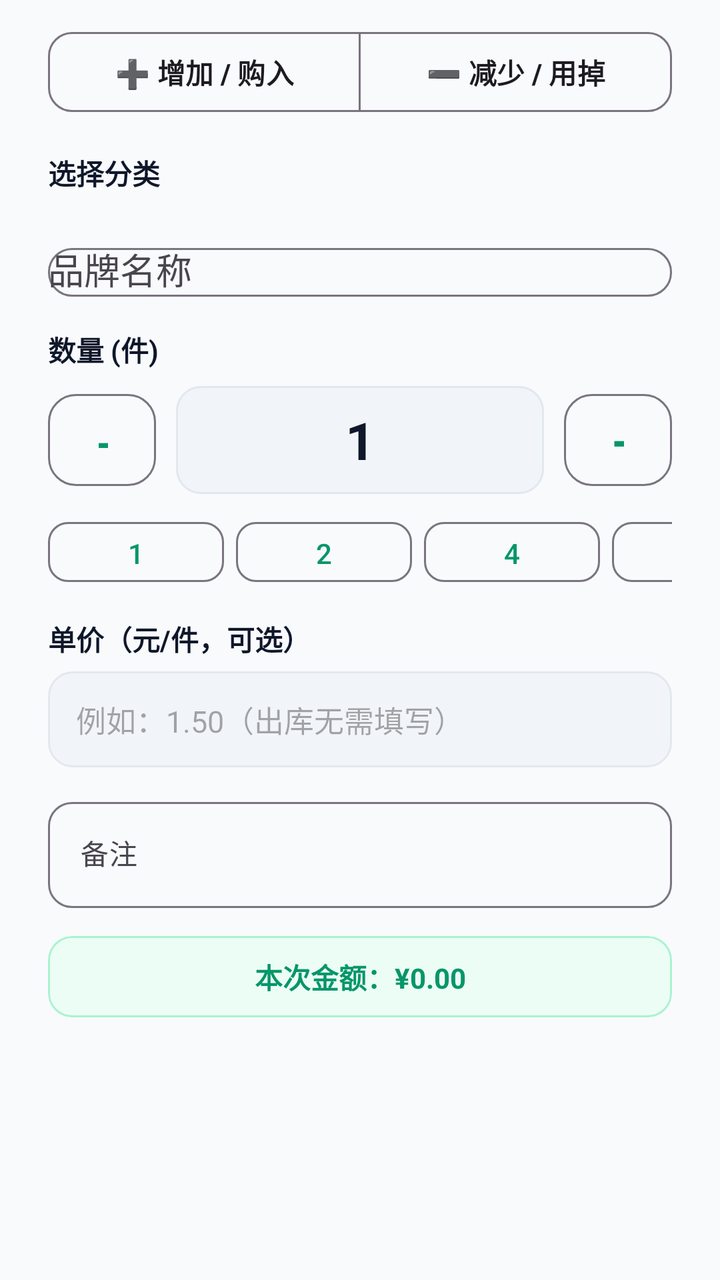
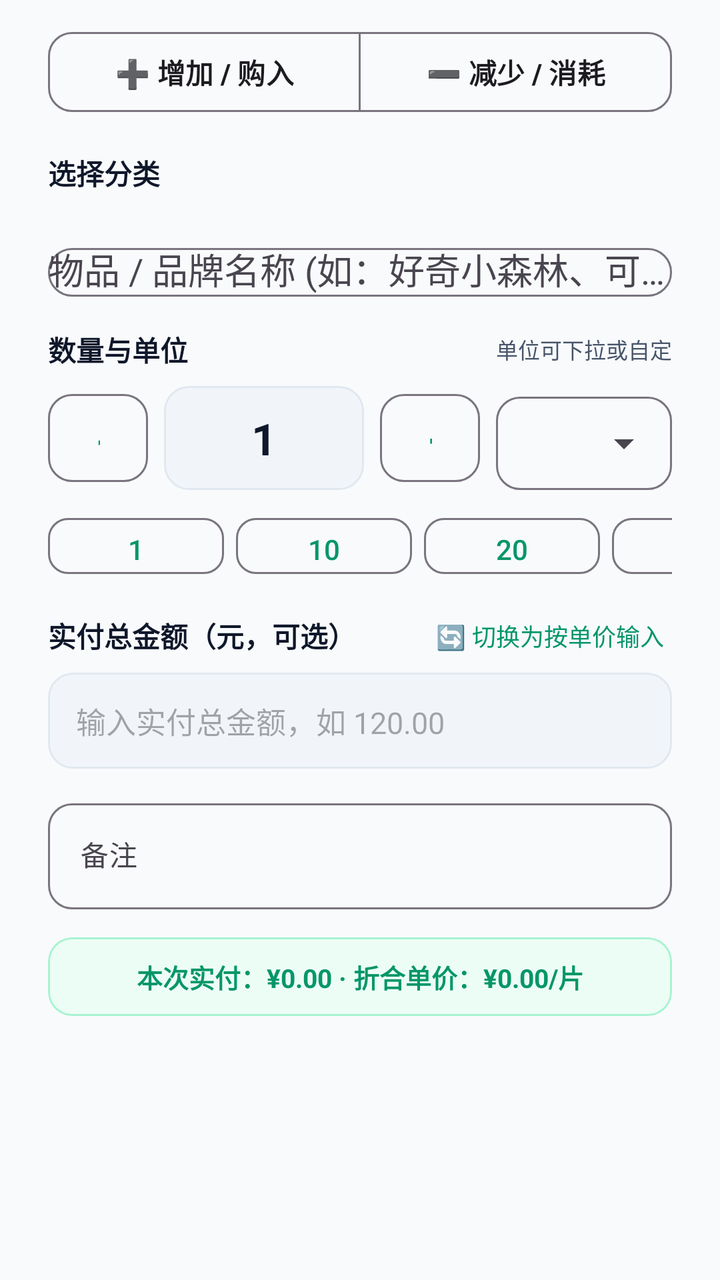

The first picture is an Android layout as it rendered before a commit; the second is the same layout after the commit. The layout source and the unified diff follow.
<!-- AndroidManifest.xml: application theme Theme.DiaperTracker -->
<!-- res/layout/dialog_add_entry.xml -->
<?xml version="1.0" encoding="utf-8"?>
<ScrollView xmlns:android="http://schemas.android.com/apk/res/android"
    xmlns:app="http://schemas.android.com/apk/res-auto"
    android:layout_width="match_parent"
    android:layout_height="wrap_content"
    android:overScrollMode="never">

<LinearLayout
    android:layout_width="match_parent"
    android:layout_height="wrap_content"
    android:orientation="vertical"
    android:paddingStart="24dp"
    android:paddingEnd="24dp"
    android:paddingTop="12dp"
    android:paddingBottom="20dp">

    
    <com.google.android.material.button.MaterialButtonToggleGroup
        android:id="@+id/modeGroup"
        android:layout_width="match_parent"
        android:layout_height="wrap_content"
        app:selectionRequired="true"
        app:singleSelection="true">

        <com.google.android.material.button.MaterialButton
            android:id="@+id/modeBuy"
            style="?attr/materialButtonOutlinedStyle"
            android:layout_width="0dp"
            android:layout_height="wrap_content"
            android:layout_weight="1"
            android:text="➕ 增加 / 购入"
            android:textStyle="bold"
            android:checked="true"
            app:cornerRadius="12dp" />

        <com.google.android.material.button.MaterialButton
            android:id="@+id/modeUse"
            style="?attr/materialButtonOutlinedStyle"
            android:layout_width="0dp"
            android:layout_height="wrap_content"
            android:layout_weight="1"
            android:text="➖ 减少 / 用掉"
            android:textStyle="bold"
            app:cornerRadius="12dp" />
    </com.google.android.material.button.MaterialButtonToggleGroup>

    
    <TextView
        android:layout_width="wrap_content"
        android:layout_height="wrap_content"
        android:layout_marginTop="16dp"
        android:text="选择分类"
        android:textColor="@color/text_primary"
        android:textStyle="bold"
        android:textSize="14sp" />

    <HorizontalScrollView
        android:layout_width="match_parent"
        android:layout_height="wrap_content"
        android:scrollbars="none"
        android:overScrollMode="never"
        android:layout_marginTop="8dp">

        <LinearLayout
            android:id="@+id/dialog_category_chips"
            android:layout_width="wrap_content"
            android:layout_height="wrap_content"
            android:orientation="horizontal"
            android:gravity="center_vertical">
            
        </LinearLayout>
    </HorizontalScrollView>

    
    <com.google.android.material.textfield.TextInputLayout
        android:id="@+id/brandInputLayout"
        style="@style/Widget.Material3.TextInputLayout.OutlinedBox"
        android:layout_width="match_parent"
        android:layout_height="wrap_content"
        android:layout_marginTop="14dp"
        android:hint="@string/brand_label"
        app:boxCornerRadiusTopStart="12dp"
        app:boxCornerRadiusTopEnd="12dp"
        app:boxCornerRadiusBottomStart="12dp"
        app:boxCornerRadiusBottomEnd="12dp">

        <com.google.android.material.textfield.MaterialAutoCompleteTextView
            android:id="@+id/brandInput"
            android:layout_width="match_parent"
            android:layout_height="wrap_content"
            android:inputType="text"
            android:maxLines="1"
            android:completionThreshold="1" />
    </com.google.android.material.textfield.TextInputLayout>

    
    <TextView
        android:layout_width="wrap_content"
        android:layout_height="wrap_content"
        android:layout_marginTop="16dp"
        android:text="数量 (件)"
        android:textColor="@color/text_primary"
        android:textStyle="bold"
        android:textSize="14sp" />

    <LinearLayout
        android:layout_width="match_parent"
        android:layout_height="wrap_content"
        android:layout_marginTop="8dp"
        android:orientation="horizontal"
        android:gravity="center_vertical">

        <com.google.android.material.button.MaterialButton
            android:id="@+id/minusBtn"
            style="?attr/materialButtonOutlinedStyle"
            android:layout_width="54dp"
            android:layout_height="54dp"
            android:text="-"
            android:textSize="26sp"
            app:cornerRadius="14dp" />

        <EditText
            android:id="@+id/qtyInput"
            android:layout_width="0dp"
            android:layout_height="54dp"
            android:layout_weight="1"
            android:layout_marginStart="10dp"
            android:layout_marginEnd="10dp"
            android:background="@drawable/bg_qty"
            android:gravity="center"
            android:inputType="number"
            android:maxLength="6"
            android:text="1"
            android:textColor="@color/text_primary"
            android:textSize="26sp"
            android:textStyle="bold" />

        <com.google.android.material.button.MaterialButton
            android:id="@+id/plusBtn"
            style="?attr/materialButtonOutlinedStyle"
            android:layout_width="54dp"
            android:layout_height="54dp"
            android:text="+"
            android:textSize="26sp"
            app:cornerRadius="14dp" />
    </LinearLayout>

    
    <HorizontalScrollView
        android:layout_width="match_parent"
        android:layout_height="wrap_content"
        android:scrollbars="none"
        android:overScrollMode="never"
        android:layout_marginTop="10dp">

        <LinearLayout
            android:layout_width="wrap_content"
            android:layout_height="wrap_content"
            android:orientation="horizontal">

            <com.google.android.material.button.MaterialButton
                android:id="@+id/quick1"
                style="?attr/materialButtonOutlinedStyle"
                android:layout_width="wrap_content"
                android:layout_height="38dp"
                android:layout_marginEnd="6dp"
                android:paddingHorizontal="14dp"
                app:cornerRadius="10dp"
                android:text="1" />

            <com.google.android.material.button.MaterialButton
                android:id="@+id/quick2"
                style="?attr/materialButtonOutlinedStyle"
                android:layout_width="wrap_content"
                android:layout_height="38dp"
                android:layout_marginEnd="6dp"
                android:paddingHorizontal="14dp"
                app:cornerRadius="10dp"
                android:text="2" />

            <com.google.android.material.button.MaterialButton
                android:id="@+id/quick4"
                style="?attr/materialButtonOutlinedStyle"
                android:layout_width="wrap_content"
                android:layout_height="38dp"
                android:layout_marginEnd="6dp"
                android:paddingHorizontal="14dp"
                app:cornerRadius="10dp"
                android:text="4" />

            <com.google.android.material.button.MaterialButton
                android:id="@+id/quick8"
                style="?attr/materialButtonOutlinedStyle"
                android:layout_width="wrap_content"
                android:layout_height="38dp"
                android:layout_marginEnd="6dp"
                android:paddingHorizontal="14dp"
                app:cornerRadius="10dp"
                android:text="8" />

            <com.google.android.material.button.MaterialButton
                android:id="@+id/quick10"
                style="?attr/materialButtonOutlinedStyle"
                android:layout_width="wrap_content"
                android:layout_height="38dp"
                android:layout_marginEnd="6dp"
                android:paddingHorizontal="14dp"
                app:cornerRadius="10dp"
                android:text="10" />

            <com.google.android.material.button.MaterialButton
                android:id="@+id/quick20"
                style="?attr/materialButtonOutlinedStyle"
                android:layout_width="wrap_content"
                android:layout_height="38dp"
                android:layout_marginEnd="6dp"
                android:paddingHorizontal="14dp"
                app:cornerRadius="10dp"
                android:text="20" />

            <com.google.android.material.button.MaterialButton
                android:id="@+id/quick50"
                style="?attr/materialButtonOutlinedStyle"
                android:layout_width="wrap_content"
                android:layout_height="38dp"
                android:paddingHorizontal="14dp"
                app:cornerRadius="10dp"
                android:text="50" />
        </LinearLayout>
    </HorizontalScrollView>

    
    <TextView
        android:layout_width="wrap_content"
        android:layout_height="wrap_content"
        android:layout_marginTop="14dp"
        android:text="单价（元/件，可选）"
        android:textColor="@color/text_primary"
        android:textStyle="bold"
        android:textSize="14sp" />

    <EditText
        android:id="@+id/priceInput"
        android:layout_width="match_parent"
        android:layout_height="48dp"
        android:layout_marginTop="6dp"
        android:background="@drawable/bg_qty"
        android:gravity="center_vertical"
        android:hint="例如：1.50（出库无需填写）"
        android:importantForAutofill="no"
        android:inputType="numberDecimal"
        android:maxLines="1"
        android:paddingHorizontal="14dp"
        android:textColor="@color/text_primary"
        android:textSize="15sp" />

    
    <com.google.android.material.textfield.TextInputLayout
        style="@style/Widget.Material3.TextInputLayout.OutlinedBox"
        android:layout_width="match_parent"
        android:layout_height="wrap_content"
        android:layout_marginTop="12dp"
        android:hint="@string/label_notes"
        app:boxCornerRadiusTopStart="12dp"
        app:boxCornerRadiusTopEnd="12dp"
        app:boxCornerRadiusBottomStart="12dp"
        app:boxCornerRadiusBottomEnd="12dp">

        <com.google.android.material.textfield.TextInputEditText
            android:id="@+id/notesInput"
            android:layout_width="match_parent"
            android:layout_height="wrap_content"
            android:inputType="text"
            android:maxLines="2"
            android:textSize="14sp" />
    </com.google.android.material.textfield.TextInputLayout>

    
    <com.google.android.material.card.MaterialCardView
        android:layout_width="match_parent"
        android:layout_height="wrap_content"
        android:layout_marginTop="14dp"
        app:cardCornerRadius="12dp"
        app:cardElevation="0dp"
        app:cardBackgroundColor="@color/primary_surface"
        app:strokeColor="@color/primary_surface_stroke"
        app:strokeWidth="1dp">

        <TextView
            android:id="@+id/amountPreview"
            android:layout_width="match_parent"
            android:layout_height="wrap_content"
            android:paddingHorizontal="14dp"
            android:paddingVertical="10dp"
            android:text="本次金额：¥0.00"
            android:textColor="@color/primary"
            android:textSize="14sp"
            android:textStyle="bold"
            android:gravity="center" />
    </com.google.android.material.card.MaterialCardView>

</LinearLayout>
</ScrollView>
<!-- resources referenced by this layout -->
<resources>
  <color name="primary">#059669</color>
  <color name="primary_surface">#ECFDF5</color>
  <color name="primary_surface_stroke">#A7F3D0</color>
  <color name="text_primary">#0F172A</color>
  <!-- drawable bg_qty (drawable) -->
  <?xml version="1.0" encoding="utf-8"?>
  <shape xmlns:android="http://schemas.android.com/apk/res/android">
      <solid android:color="@color/input_bg" />
      <corners android:radius="12dp" />
      <stroke android:width="1dp" android:color="@color/card_border" />
  </shape>
  <string name="brand_label">品牌名称</string>
  <string name="label_notes">备注</string>
  <style name="Theme.DiaperTracker" parent="Theme.Material3.DayNight.NoActionBar">
          <item name="colorPrimary">@color/primary</item>
          <item name="colorPrimaryDark">@color/primary_dark</item>
          <item name="colorSecondary">@color/accent</item>
          <item name="android:colorBackground">@color/background</item>
          <item name="android:statusBarColor">@color/primary_dark</item>
          <item name="android:windowLightStatusBar">false</item>
          <item name="android:navigationBarColor">@color/card</item>
          <item name="android:windowLightNavigationBar">true</item>
      </style>
  <color name="input_bg">#F1F5F9</color>
  <color name="card_border">#E2E8F0</color>
  <color name="primary_dark">#047857</color>
  <color name="accent">#F59E0B</color>
  <color name="background">#F8FAFC</color>
  <color name="card">#FFFFFF</color>
</resources>

<!-- the commit's change to res/layout/dialog_add_entry.xml (unified diff, before → after) -->
@@ -39,7 +39,7 @@
             android:layout_width="0dp"
             android:layout_height="wrap_content"
             android:layout_weight="1"
-            android:text="➖ 减少 / 用掉"
+            android:text="➖ 减少 / 消耗"
             android:textStyle="bold"
             app:cornerRadius="12dp" />
     </com.google.android.material.button.MaterialButtonToggleGroup>
@@ -78,7 +78,7 @@
         android:layout_width="match_parent"
         android:layout_height="wrap_content"
         android:layout_marginTop="14dp"
-        android:hint="@string/brand_label"
+        android:hint="物品 / 品牌名称 (如：好奇小森林、可乐)"
         app:boxCornerRadiusTopStart="12dp"
         app:boxCornerRadiusTopEnd="12dp"
         app:boxCornerRadiusBottomStart="12dp"
@@ -94,14 +94,30 @@
     </com.google.android.material.textfield.TextInputLayout>
 
     
-    <TextView
-        android:layout_width="wrap_content"
-        android:layout_height="wrap_content"
-        android:layout_marginTop="16dp"
-        android:text="数量 (件)"
-        android:textColor="@color/text_primary"
-        android:textStyle="bold"
-        android:textSize="14sp" />
+    <LinearLayout
+        android:layout_width="match_parent"
+        android:layout_height="wrap_content"
+        android:orientation="horizontal"
+        android:gravity="center_vertical"
+        android:layout_marginTop="16dp">
+
+        <TextView
+            android:layout_width="0dp"
+            android:layout_height="wrap_content"
+            android:layout_weight="1"
+            android:text="数量与单位"
+            android:textColor="@color/text_primary"
+            android:textStyle="bold"
+            android:textSize="14sp" />
+
+        <TextView
+            android:id="@+id/unit_selector_hint"
+            android:layout_width="wrap_content"
+            android:layout_height="wrap_content"
+            android:text="单位可下拉或自定"
+            android:textSize="11sp"
+            android:textColor="@color/text_secondary" />
+    </LinearLayout>
 
     <LinearLayout
         android:layout_width="match_parent"
@@ -110,39 +126,67 @@
         android:orientation="horizontal"
         android:gravity="center_vertical">
 
+        
         <com.google.android.material.button.MaterialButton
             android:id="@+id/minusBtn"
             style="?attr/materialButtonOutlinedStyle"
-            android:layout_width="54dp"
-            android:layout_height="54dp"
+            android:layout_width="50dp"
+            android:layout_height="52dp"
             android:text="-"
-            android:textSize="26sp"
-            app:cornerRadius="14dp" />
-
+            android:textSize="24sp"
+            app:cornerRadius="12dp" />
+
+        
         <EditText
             android:id="@+id/qtyInput"
             android:layout_width="0dp"
-            android:layout_height="54dp"
+            android:layout_height="52dp"
             android:layout_weight="1"
-            android:layout_marginStart="10dp"
-            android:layout_marginEnd="10dp"
+            android:layout_marginStart="8dp"
+            android:layout_marginEnd="8dp"
             android:background="@drawable/bg_qty"
             android:gravity="center"
             android:inputType="number"
             android:maxLength="6"
             android:text="1"
             android:textColor="@color/text_primary"
-            android:textSize="26sp"
+            android:textSize="22sp"
             android:textStyle="bold" />
 
+        
         <com.google.android.material.button.MaterialButton
             android:id="@+id/plusBtn"
             style="?attr/materialButtonOutlinedStyle"
-            android:layout_width="54dp"
-            android:layout_height="54dp"
+            android:layout_width="50dp"
+            android:layout_height="52dp"
             android:text="+"
-            android:textSize="26sp"
-            app:cornerRadius="14dp" />
+            android:textSize="24sp"
+            app:cornerRadius="12dp" />
+
+        
+        <com.google.android.material.textfield.TextInputLayout
+            android:id="@+id/unitDropdownLayout"
+            style="@style/Widget.Material3.TextInputLayout.OutlinedBox.Dense.ExposedDropdownMenu"
+            android:layout_width="88dp"
+            android:layout_height="52dp"
+            android:layout_marginStart="8dp"
+            app:boxCornerRadiusTopStart="12dp"
+            app:boxCornerRadiusTopEnd="12dp"
+            app:boxCornerRadiusBottomStart="12dp"
+            app:boxCornerRadiusBottomEnd="12dp">
+
+            <AutoCompleteTextView
+                android:id="@+id/unitDropdown"
+                android:layout_width="match_parent"
+                android:layout_height="match_parent"
+                android:inputType="text"
+                android:text="片"
+                android:textSize="14sp"
+                android:textStyle="bold"
+                android:textColor="@color/text_primary"
+                android:gravity="center"
+                android:paddingHorizontal="4dp" />
+        </com.google.android.material.textfield.TextInputLayout>
     </LinearLayout>
 
     
@@ -162,97 +206,106 @@
                 android:id="@+id/quick1"
                 style="?attr/materialButtonOutlinedStyle"
                 android:layout_width="wrap_content"
-                android:layout_height="38dp"
+                android:layout_height="36dp"
                 android:layout_marginEnd="6dp"
-                android:paddingHorizontal="14dp"
+                android:paddingHorizontal="12dp"
                 app:cornerRadius="10dp"
                 android:text="1" />
 
             <com.google.android.material.button.MaterialButton
-                android:id="@+id/quick2"
-                style="?attr/materialButtonOutlinedStyle"
-                android:layout_width="wrap_content"
-                android:layout_height="38dp"
+                android:id="@+id/quick10"
+                style="?attr/materialButtonOutlinedStyle"
+                android:layout_width="wrap_content"
+                android:layout_height="36dp"
                 android:layout_marginEnd="6dp"
-                android:paddingHorizontal="14dp"
-                app:cornerRadius="10dp"
-                android:text="2" />
-
-            <com.google.android.material.button.MaterialButton
-                android:id="@+id/quick4"
-                style="?attr/materialButtonOutlinedStyle"
-                android:layout_width="wrap_content"
-                android:layout_height="38dp"
+                android:paddingHorizontal="12dp"
+                app:cornerRadius="10dp"
+                android:text="10" />
+
+            <com.google.android.material.button.MaterialButton
+                android:id="@+id/quick20"
+                style="?attr/materialButtonOutlinedStyle"
+                android:layout_width="wrap_content"
+                android:layout_height="36dp"
                 android:layout_marginEnd="6dp"
-                android:paddingHorizontal="14dp"
-                app:cornerRadius="10dp"
-                android:text="4" />
-
-            <com.google.android.material.button.MaterialButton
-                android:id="@+id/quick8"
-                style="?attr/materialButtonOutlinedStyle"
-                android:layout_width="wrap_content"
-                android:layout_height="38dp"
+                android:paddingHorizontal="12dp"
+                app:cornerRadius="10dp"
+                android:text="20" />
+
+            <com.google.android.material.button.MaterialButton
+                android:id="@+id/quick50"
+                style="?attr/materialButtonOutlinedStyle"
+                android:layout_width="wrap_content"
+                android:layout_height="36dp"
                 android:layout_marginEnd="6dp"
-                android:paddingHorizontal="14dp"
-                app:cornerRadius="10dp"
-                android:text="8" />
-
-            <com.google.android.material.button.MaterialButton
-                android:id="@+id/quick10"
-                style="?attr/materialButtonOutlinedStyle"
-                android:layout_width="wrap_content"
-                android:layout_height="38dp"
-                android:layout_marginEnd="6dp"
-                android:paddingHorizontal="14dp"
-                app:cornerRadius="10dp"
-                android:text="10" />
-
-            <com.google.android.material.button.MaterialButton
-                android:id="@+id/quick20"
-                style="?attr/materialButtonOutlinedStyle"
-                android:layout_width="wrap_content"
-                android:layout_height="38dp"
-                android:layout_marginEnd="6dp"
-                android:paddingHorizontal="14dp"
-                app:cornerRadius="10dp"
-                android:text="20" />
-
-            <com.google.android.material.button.MaterialButton
-                android:id="@+id/quick50"
-                style="?attr/materialButtonOutlinedStyle"
-                android:layout_width="wrap_content"
-                android:layout_height="38dp"
-                android:paddingHorizontal="14dp"
+                android:paddingHorizontal="12dp"
                 app:cornerRadius="10dp"
                 android:text="50" />
+
+            <com.google.android.material.button.MaterialButton
+                android:id="@+id/quick100"
+                style="?attr/materialButtonOutlinedStyle"
+                android:layout_width="wrap_content"
+                android:layout_height="36dp"
+                android:paddingHorizontal="12dp"
+                app:cornerRadius="10dp"
+                android:text="100" />
         </LinearLayout>
     </HorizontalScrollView>
 
     
-    <TextView
-        android:layout_width="wrap_content"
-        android:layout_height="wrap_content"
-        android:layout_marginTop="14dp"
-        android:text="单价（元/件，可选）"
-        android:textColor="@color/text_primary"
-        android:textStyle="bold"
-        android:textSize="14sp" />
-
-    <EditText
-        android:id="@+id/priceInput"
-        android:layout_width="match_parent"
-        android:layout_height="48dp"
-        android:layout_marginTop="6dp"
-        android:background="@drawable/bg_qty"
-        android:gravity="center_vertical"
-        android:hint="例如：1.50（出库无需填写）"
-        android:importantForAutofill="no"
-        android:inputType="numberDecimal"
-        android:maxLines="1"
-        android:paddingHorizontal="14dp"
-        android:textColor="@color/text_primary"
-        android:textSize="15sp" />
+    <LinearLayout
+        android:id="@+id/price_section_container"
+        android:layout_width="match_parent"
+        android:layout_height="wrap_content"
+        android:orientation="vertical"
+        android:layout_marginTop="14dp">
+
+        <LinearLayout
+            android:layout_width="match_parent"
+            android:layout_height="wrap_content"
+            android:orientation="horizontal"
+            android:gravity="center_vertical">
+
+            <TextView
+                android:id="@+id/price_mode_label"
+                android:layout_width="0dp"
+                android:layout_height="wrap_content"
+                android:layout_weight="1"
+                android:text="实付总金额（元，可选）"
+                android:textColor="@color/text_primary"
+                android:textStyle="bold"
+                android:textSize="14sp" />
+
+            
+            <TextView
+                android:id="@+id/btn_toggle_price_mode"
+                android:layout_width="wrap_content"
+                android:layout_height="wrap_content"
+                android:text="🔄 切换为按单价输入"
+                android:textSize="12sp"
+                android:textColor="@color/primary"
+                android:padding="4dp"
+                android:clickable="true"
+                android:focusable="true"
+                android:background="?attr/selectableItemBackgroundBorderless" />
+        </LinearLayout>
+
+        <EditText
+            android:id="@+id/priceInput"
+            android:layout_width="match_parent"
+            android:layout_height="48dp"
+            android:layout_marginTop="6dp"
+            android:background="@drawable/bg_qty"
+            android:gravity="center_vertical"
+            android:hint="输入实付总金额，如 120.00"
+            android:importantForAutofill="no"
+            android:inputType="numberDecimal"
+            android:maxLines="1"
+            android:paddingHorizontal="14dp"
+            android:textColor="@color/text_primary"
+            android:textSize="15sp" />
+    </LinearLayout>
 
     
     <com.google.android.material.textfield.TextInputLayout
@@ -292,9 +345,9 @@
             android:layout_height="wrap_content"
             android:paddingHorizontal="14dp"
             android:paddingVertical="10dp"
-            android:text="本次金额：¥0.00"
+            android:text="本次实付：¥0.00 · 折合单价：¥0.00/片"
             android:textColor="@color/primary"
-            android:textSize="14sp"
+            android:textSize="13sp"
             android:textStyle="bold"
             android:gravity="center" />
     </com.google.android.material.card.MaterialCardView>
<!-- resource entries referenced after the edit -->
@@ -4,6 +4,7 @@
   <color name="primary_surface">#ECFDF5</color>
   <color name="primary_surface_stroke">#A7F3D0</color>
   <color name="text_primary">#0F172A</color>
+  <color name="text_secondary">#475569</color>
   <!-- drawable bg_qty (drawable) -->
   <?xml version="1.0" encoding="utf-8"?>
   <shape xmlns:android="http://schemas.android.com/apk/res/android">
@@ -11,7 +12,6 @@
       <corners android:radius="12dp" />
       <stroke android:width="1dp" android:color="@color/card_border" />
   </shape>
-  <string name="brand_label">品牌名称</string>
   <string name="label_notes">备注</string>
   <style name="Theme.DiaperTracker" parent="Theme.Material3.DayNight.NoActionBar">
           <item name="colorPrimary">@color/primary</item>
